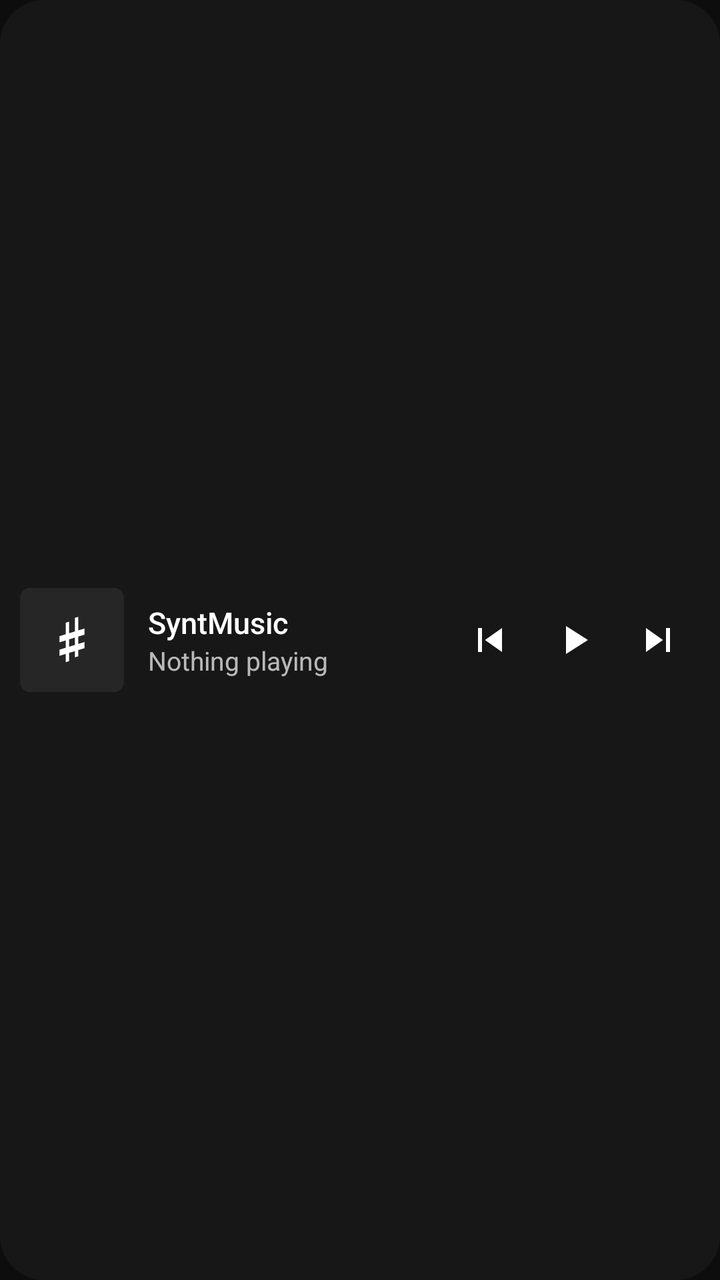
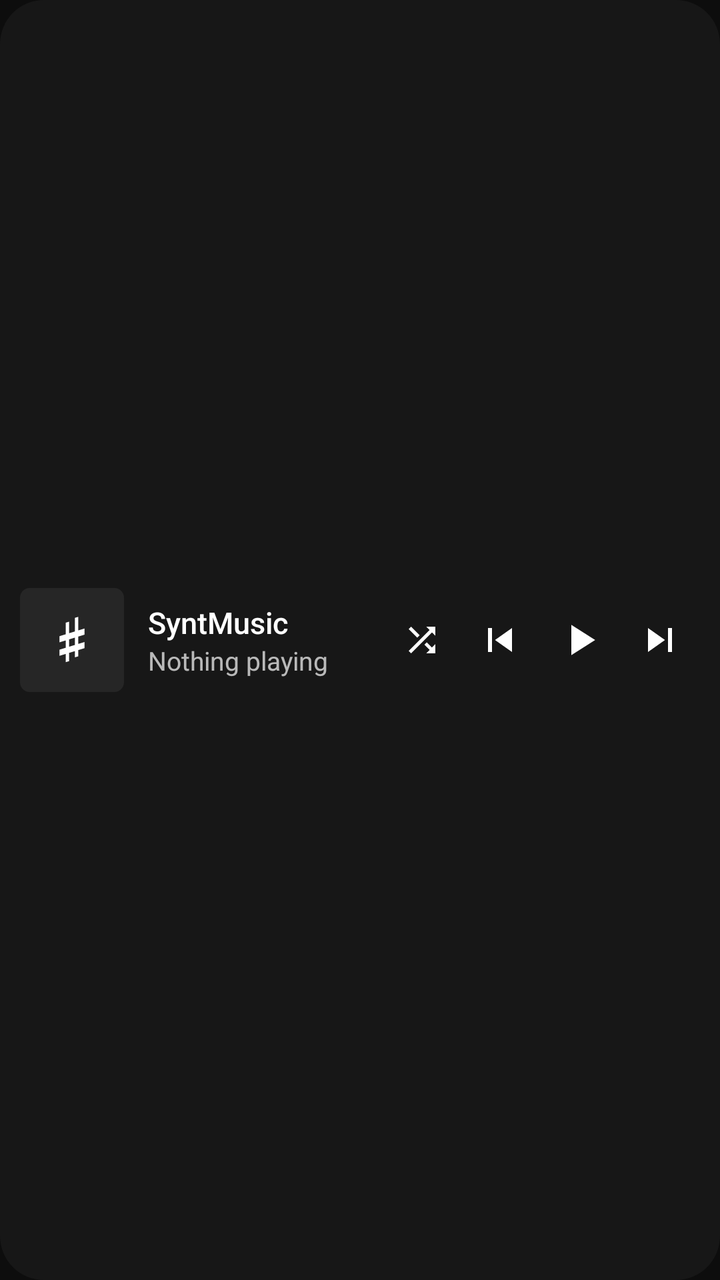

Two renders of the same Android screen: before a commit and after it. Below are the layout's source before the change and the commit's diff.
<!-- AndroidManifest.xml: application theme Theme.SyntMusic -->
<!-- res/layout/widget_medium.xml -->
<?xml version="1.0" encoding="utf-8"?>
<FrameLayout xmlns:android="http://schemas.android.com/apk/res/android"
    android:id="@+id/widget_root"
    android:layout_width="match_parent"
    android:layout_height="match_parent">

    <ImageView
        android:id="@+id/widget_bg"
        android:layout_width="match_parent"
        android:layout_height="match_parent"
        android:importantForAccessibility="no"
        android:scaleType="fitXY"
        android:src="@drawable/widget_background"
        android:tint="#FF171717" />

    <LinearLayout
        android:layout_width="match_parent"
        android:layout_height="match_parent"
        android:gravity="center_vertical"
        android:orientation="horizontal"
        android:padding="10dp">

        <ImageView
            android:id="@+id/widget_art"
            android:layout_width="52dp"
            android:layout_height="52dp"
            android:importantForAccessibility="no"
            android:scaleType="fitCenter"
            android:src="@drawable/widget_art_placeholder" />

        <LinearLayout
            android:layout_width="0dp"
            android:layout_height="wrap_content"
            android:layout_marginStart="12dp"
            android:layout_weight="1"
            android:orientation="vertical">

            <TextView
                android:id="@+id/widget_title"
                style="@style/WidgetTitle"
                android:text="@string/app_name" />

            <TextView
                android:id="@+id/widget_artist"
                style="@style/WidgetSubtitle"
                android:text="@string/widget_idle" />
        </LinearLayout>

        <ImageView
            android:id="@+id/widget_prev"
            style="@style/WidgetButton"
            android:contentDescription="@string/widget_previous"
            android:src="@drawable/ic_skip_previous" />

        <ImageView
            android:id="@+id/widget_play"
            style="@style/WidgetButton"
            android:contentDescription="@string/widget_play"
            android:src="@drawable/ic_play" />

        <ImageView
            android:id="@+id/widget_next"
            style="@style/WidgetButton"
            android:contentDescription="@string/widget_next"
            android:src="@drawable/ic_skip_next" />
    </LinearLayout>
</FrameLayout>
<!-- resources referenced by this layout -->
<resources>
  <!-- drawable ic_play (drawable) -->
  <?xml version="1.0" encoding="utf-8"?>
  <vector xmlns:android="http://schemas.android.com/apk/res/android"
      android:width="24dp"
      android:height="24dp"
      android:viewportWidth="24"
      android:viewportHeight="24">
      <path
          android:fillColor="#FFFFFFFF"
          android:pathData="M8,5v14l11,-7z" />
  </vector>
  <!-- drawable ic_skip_next (drawable) -->
  <?xml version="1.0" encoding="utf-8"?>
  <vector xmlns:android="http://schemas.android.com/apk/res/android"
      android:width="24dp"
      android:height="24dp"
      android:viewportWidth="24"
      android:viewportHeight="24">
      <path
          android:fillColor="#FFFFFFFF"
          android:pathData="M6,18l8.5,-6L6,6v12zM16,6v12h2V6h-2z" />
  </vector>
  <!-- drawable ic_skip_previous (drawable) -->
  <?xml version="1.0" encoding="utf-8"?>
  <vector xmlns:android="http://schemas.android.com/apk/res/android"
      android:width="24dp"
      android:height="24dp"
      android:viewportWidth="24"
      android:viewportHeight="24">
      <path
          android:fillColor="#FFFFFFFF"
          android:pathData="M6,6h2v12H6zM9.5,12l8.5,6V6z" />
  </vector>
  <!-- drawable widget_art_placeholder (drawable) -->
  <?xml version="1.0" encoding="utf-8"?>
  <layer-list xmlns:android="http://schemas.android.com/apk/res/android">
      <item>
          <shape android:shape="rectangle">
              <solid android:color="#FF262626" />
              <corners android:radius="10dp" />
          </shape>
      </item>
      <item android:drawable="@drawable/ic_launcher_foreground" />
  </layer-list>
  <!-- drawable widget_background (drawable) -->
  <?xml version="1.0" encoding="utf-8"?>
  <shape xmlns:android="http://schemas.android.com/apk/res/android" android:shape="rectangle">
      <solid android:color="#FFFFFFFF" />
      <corners android:radius="22dp" />
  </shape>
  <string name="app_name">SyntMusic</string>
  <string name="widget_idle">Nothing playing</string>
  <string name="widget_next">Next</string>
  <string name="widget_play">Play</string>
  <string name="widget_previous">Previous</string>
  <style name="WidgetButton">
          <item name="android:layout_width">42dp</item>
          <item name="android:layout_height">42dp</item>
          <item name="android:padding">9dp</item>
          <item name="android:scaleType">fitCenter</item>
          <item name="android:background">?android:attr/selectableItemBackgroundBorderless</item>
      </style>
  <style name="WidgetSubtitle">
          <item name="android:layout_width">match_parent</item>
          <item name="android:layout_height">wrap_content</item>
          <item name="android:singleLine">true</item>
          <item name="android:ellipsize">end</item>
          <item name="android:textColor">#B3FFFFFF</item>
          <item name="android:textSize">13sp</item>
      </style>
  <style name="Theme.SyntMusic" parent="android:Theme.Material.NoActionBar">
          <item name="android:windowBackground">#0D0D0D</item>
          <item name="android:statusBarColor">@android:color/transparent</item>
          <item name="android:navigationBarColor">@android:color/transparent</item>
      </style>
  <!-- unchanged entries left out for length: 2 -->
</resources>

<!-- the commit's change to res/layout/widget_medium.xml (unified diff, before → after) -->
@@ -38,29 +38,53 @@
             <TextView
                 android:id="@+id/widget_title"
                 style="@style/WidgetTitle"
-                android:text="@string/app_name" />
+                android:text="@string/app_name"
+                android:textSize="15sp" />
 
             <TextView
                 android:id="@+id/widget_artist"
                 style="@style/WidgetSubtitle"
-                android:text="@string/widget_idle" />
+                android:text="@string/widget_idle"
+                android:textSize="13sp" />
         </LinearLayout>
+
+        <ImageView
+            android:id="@+id/widget_shuffle"
+            style="@style/WidgetButton"
+            android:layout_width="38dp"
+            android:layout_height="38dp"
+            android:padding="9dp"
+            android:scaleType="fitCenter"
+            android:contentDescription="@string/widget_shuffle"
+            android:src="@drawable/ic_shuffle" />
 
         <ImageView
             android:id="@+id/widget_prev"
             style="@style/WidgetButton"
+            android:layout_width="40dp"
+            android:layout_height="40dp"
+            android:padding="8dp"
+            android:scaleType="fitCenter"
             android:contentDescription="@string/widget_previous"
             android:src="@drawable/ic_skip_previous" />
 
         <ImageView
             android:id="@+id/widget_play"
             style="@style/WidgetButton"
+            android:layout_width="40dp"
+            android:layout_height="40dp"
+            android:padding="7dp"
+            android:scaleType="fitCenter"
             android:contentDescription="@string/widget_play"
             android:src="@drawable/ic_play" />
 
         <ImageView
             android:id="@+id/widget_next"
             style="@style/WidgetButton"
+            android:layout_width="40dp"
+            android:layout_height="40dp"
+            android:padding="8dp"
+            android:scaleType="fitCenter"
             android:contentDescription="@string/widget_next"
             android:src="@drawable/ic_skip_next" />
     </LinearLayout>
<!-- resource entries referenced after the edit -->
@@ -10,6 +10,17 @@
       <path
           android:fillColor="#FFFFFFFF"
           android:pathData="M8,5v14l11,-7z" />
+  </vector>
+  <!-- drawable ic_shuffle (drawable) -->
+  <?xml version="1.0" encoding="utf-8"?>
+  <vector xmlns:android="http://schemas.android.com/apk/res/android"
+      android:width="24dp"
+      android:height="24dp"
+      android:viewportWidth="24"
+      android:viewportHeight="24">
+      <path
+          android:fillColor="#FFFFFFFF"
+          android:pathData="M10.59,9.17L5.41,4L4,5.41l5.17,5.17l1.42,-1.41zM14.5,4l2.04,2.04L4,18.59L5.41,20L17.96,7.46L20,9.5V4h-5.5zM14.83,13.41l-1.41,1.41l3.13,3.13L14.5,20H20v-5.5l-2.04,2.04l-3.13,-3.13z" />
   </vector>
   <!-- drawable ic_skip_next (drawable) -->
   <?xml version="1.0" encoding="utf-8"?>
@@ -55,6 +66,7 @@
   <string name="widget_next">Next</string>
   <string name="widget_play">Play</string>
   <string name="widget_previous">Previous</string>
+  <string name="widget_shuffle">Shuffle</string>
   <style name="WidgetButton">
           <item name="android:layout_width">42dp</item>
           <item name="android:layout_height">42dp</item>
